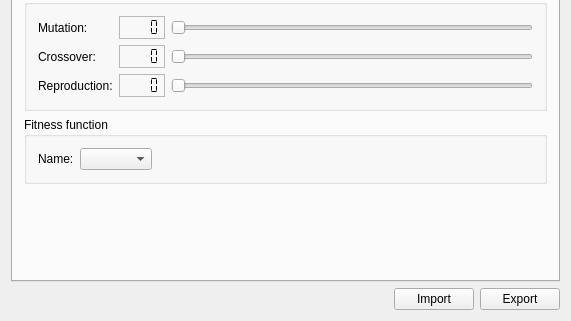
Old version of the form sigel/ui/SIGEL_MasterUI/SIG_GPParameterBase.ui in the repository jayMcBee/sigel-evolutionary-walking-robots; both pictures show x 0 to 571 and y 253 to 574 of the 571 by 574 pixel window.
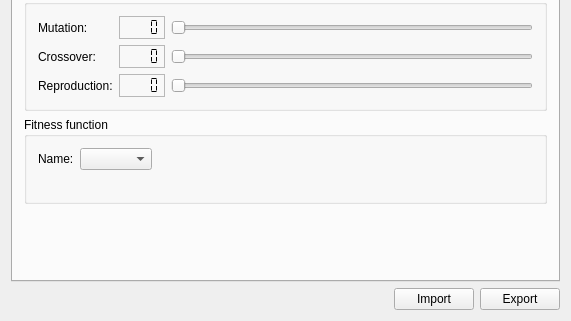
New version of the form.

Commit message: Item 85, step 5: the GP parameter page shows a description of the selected fitness function; Remote ZORC is listed last

```diff
--- a/sigel/ui/SIGEL_MasterUI/SIG_GPParameterBase.ui
+++ b/sigel/ui/SIGEL_MasterUI/SIG_GPParameterBase.ui
@@ -412,14 +412,14 @@
                   <property name="title">
                     <string>Fitness function</string>
                   </property>
-                  <layout class="QHBoxLayout">
+                  <layout class="QGridLayout">
                     <property name="margin">
                       <number>11</number>
                     </property>
                     <property name="spacing">
                       <number>6</number>
                     </property>
-                    <item>
+                    <item row="0" column="0">
                       <widget class="QLabel" name="textlabelFitnessFunctionName">
                         <property name="text">
                           <string>Name:</string>
@@ -429,14 +429,14 @@
                         </property>
                       </widget>
                     </item>
-                    <item>
+                    <item row="0" column="1">
                       <widget class="QComboBox" name="fitnessFunctionList">
                         <property name="toolTip">
                           <string>Select the fitness function to be used.</string>
                         </property>
                       </widget>
                     </item>
-                    <item>
+                    <item row="0" column="2">
                       <spacer name="Spacer18">
                         <property name="sizeHint">
                           <size>
@@ -452,6 +452,16 @@
                         </property>
                       </spacer>
                     </item>
+                    <item row="1" column="1" colspan="2">
+                      <widget class="QLabel" name="fitnessFunctionDescription">
+                        <property name="wordWrap">
+                          <bool>true</bool>
+                        </property>
+                        <property name="alignment">
+                          <set>Qt::AlignLeft|Qt::AlignTop</set>
+                        </property>
+                      </widget>
+                    </item>
                   </layout>
                 </widget>
               </item>
```
The commit also changes 12 other files.
